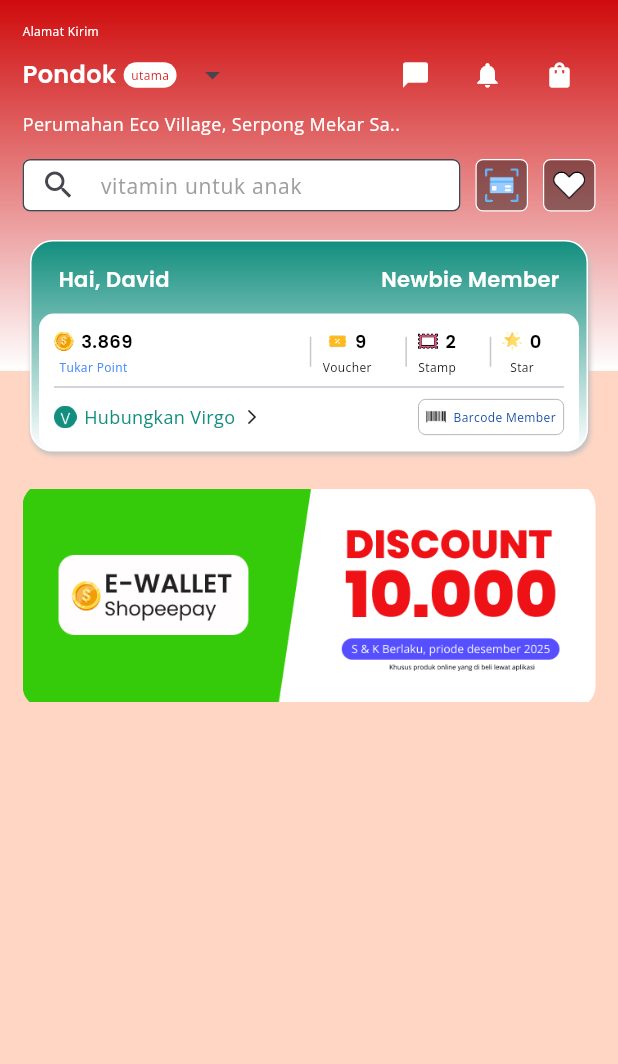
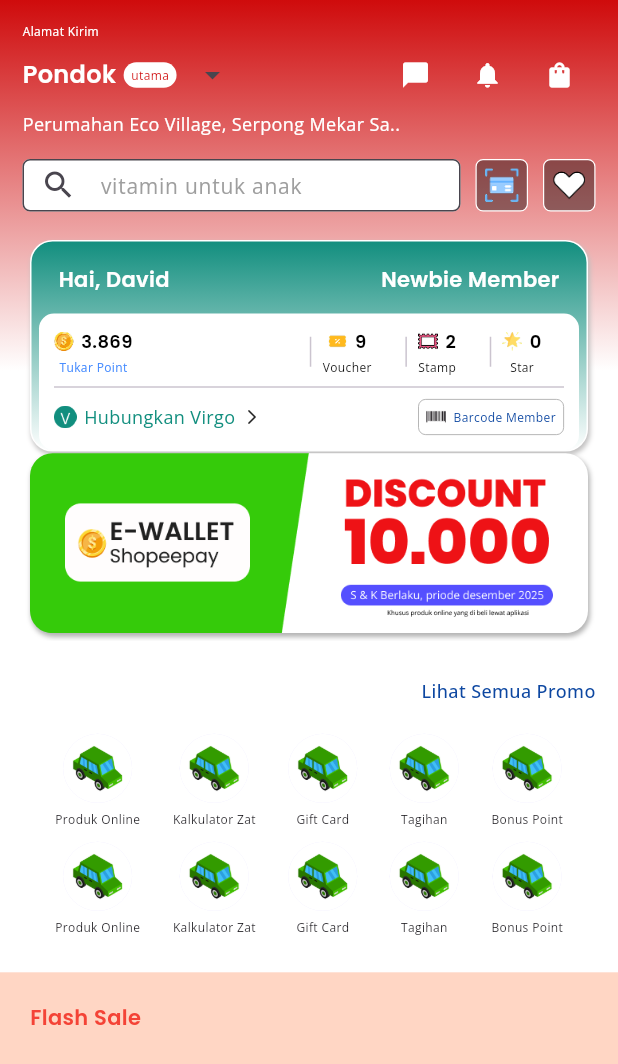
Before and after one commit to ilhamidy/slicing-ui, a Flutter app: the screen it shows after launch, on a phone screen of 412 x 824 dp. Shown: the top 1064 px of the screen. Run offline on Flutter 3.47's test engine with Material 3 defaults, Android fonts, the light colour scheme and no system bars; our stand-ins replace animated_splash_screen, google_fonts, lottie, lucide_icons_flutter.

Commit message:
update code 4/12/2025

```diff
--- a/slicing_ui_05/lib/halaman/homepage.dart
+++ b/slicing_ui_05/lib/halaman/homepage.dart
@@ -1,77 +1,32 @@
 import 'package:flutter/material.dart';
 import 'package:slicing_ui05/decoration/set.dart';
 import 'package:slicing_ui05/komponen/appbar.dart';
+import 'package:slicing_ui05/komponen/flashshale.dart';
+import 'package:slicing_ui05/komponen/iklanbanner.dart';
+import 'package:slicing_ui05/komponen/menuapps.dart';
 
 class Homepage extends StatelessWidget {
   const Homepage({super.key});
 
   @override
   Widget build(BuildContext context) {
-    final List<String> bannerSlide = [
-      "assets/banners/banner-15.png",
-      "assets/banners/banner-16.png",
-      "assets/banners/banner-17.png",
-    ];
-
     return Scaffold(
-      backgroundColor: ClassName.color3,
+      backgroundColor: ClassName.color5,
       body: SafeArea(
         child: SingleChildScrollView(
           child: Column(
             children: [
               //appbar menu
               Appbar(),
-              SizedBox(height: 60),
-              SizedBox(
-                height: 180,
-                child: PageView(
-                  children: [
-                    Container(
-                      margin: EdgeInsets.all(15),
-                      height: double.infinity,
-                      width: double.infinity,
-                      decoration: BoxDecoration(
-                        borderRadius: BorderRadius.circular(15),
-                        image: DecorationImage(
-                          image: AssetImage("assets/banners/banner-15.png"),
-                        ),
-                      ),
-                    ),
-                    Container(
-                      margin: EdgeInsets.all(15),
-                      height: double.infinity,
-                      width: double.infinity,
-                      decoration: BoxDecoration(
-                        borderRadius: BorderRadius.circular(15),
-                        image: DecorationImage(
-                          image: AssetImage("assets/banners/banner-16.png"),
-                        ),
-                      ),
-                    ),
-                    Container(
-                      margin: EdgeInsets.all(15),
-                      height: double.infinity,
-                      width: double.infinity,
-                      decoration: BoxDecoration(
-                        borderRadius: BorderRadius.circular(15),
-                        image: DecorationImage(
-                          image: AssetImage("assets/banners/banner-17.png"),
-                        ),
-                      ),
-                    ),
-                  ],
-                ),
-              ),
-              //dengan builder
-              SizedBox(
-                height: 180,
-                child: PageView.builder(
-                  itemCount: bannerSlide.length,
-                  itemBuilder: (context, index) {
-                    return Container();
-                  },
-                ),
-              ),
+              SizedBox(height: 50),
+              //ini bagian iklan banner
+              Iklanbanner(),
+              SizedBox(height: 10),
+              //ini bagian menu aplikasi
+              Menuapps(),
+              SizedBox(height: 10),
+              //ini bagian flashsale
+              Flashsale(),
             ],
           ),
         ),
--- /dev/null
+++ b/slicing_ui_05/lib/komponen/flashshale.dart
@@ -0,0 +1,30 @@
+import 'package:flutter/material.dart';
+import 'package:google_fonts/google_fonts.dart';
+import 'package:slicing_ui05/decoration/set.dart';
+
+class Flashsale extends StatelessWidget {
+  const Flashsale({super.key});
+
+  @override
+  Widget build(BuildContext context) {
+    return Container(
+      height: 300,
+      width: double.infinity,
+      padding: EdgeInsets.fromLTRB(20, 20, 0, 20),
+      decoration: BoxDecoration(color: ClassName.color3),
+      child: Column(
+        crossAxisAlignment: CrossAxisAlignment.start,
+        children: [
+          Text(
+            "Flash Sale",
+            style: GoogleFonts.poppins(
+              fontSize: 14,
+              fontWeight: FontWeight.w600,
+              color: Colors.red,
+            ),
+          ),
+        ],
+      ),
+    );
+  }
+}
--- /dev/null
+++ b/slicing_ui_05/lib/komponen/iklanbanner.dart
@@ -0,0 +1,86 @@
+import 'package:flutter/material.dart';
+
+class Iklanbanner extends StatelessWidget {
+  const Iklanbanner({super.key});
+
+  @override
+  Widget build(BuildContext context) {
+    final List<String> banner = [
+      "assets/banners/banner-15.png",
+      "assets/banners/banner-16.png",
+      "assets/banners/banner-17.png",
+    ];
+
+    return SizedBox(
+      height: 130,
+      child: PageView.builder(
+        itemCount: banner.length,
+        itemBuilder: (context, index) {
+          return Padding(
+            padding: const EdgeInsets.symmetric(vertical: 5),
+            child: Container(
+              margin: EdgeInsets.symmetric(horizontal: 20),
+              height: double.infinity,
+              width: double.infinity,
+              decoration: BoxDecoration(
+                borderRadius: BorderRadius.circular(15),
+                boxShadow: [
+                  BoxShadow(
+                    color: Colors.grey.withAlpha(200),
+                    blurRadius: 2,
+                    offset: Offset(1, 2),
+                  ),
+                ],
+                image: DecorationImage(
+                  image: AssetImage(banner[index]),
+                  fit: BoxFit.cover,
+                ),
+              ),
+            ),
+          );
+        },
+      ),
+
+      // child: PageView(
+      //   children: [
+      //     Container(
+      //       margin: EdgeInsets.symmetric(horizontal: 25),
+      //       height: double.infinity,
+      //       width: double.infinity,
+      //       decoration: BoxDecoration(
+      //         borderRadius: BorderRadius.circular(15),
+      //         image: DecorationImage(
+      //           image: AssetImage("assets/banners/banner-15.png"),
+      //           fit: BoxFit.cover,
+      //         ),
+      //       ),
+      //     ),
+      //     Container(
+      //       margin: EdgeInsets.symmetric(horizontal: 25),
+      //       height: double.infinity,
+      //       width: double.infinity,
+      //       decoration: BoxDecoration(
+      //         borderRadius: BorderRadius.circular(15),
+      //         image: DecorationImage(
+      //           image: AssetImage("assets/banners/banner-16.png"),
+      //           fit: BoxFit.cover,
+      //         ),
+      //       ),
+      //     ),
+      //     Container(
+      //       margin: EdgeInsets.symmetric(horizontal: 25),
+      //       height: double.infinity,
+      //       width: double.infinity,
+      //       decoration: BoxDecoration(
+      //         borderRadius: BorderRadius.circular(15),
+      //         image: DecorationImage(
+      //           image: AssetImage("assets/banners/banner-17.png"),
+      //           fit: BoxFit.cover,
+      //         ),
+      //       ),
+      //     ),
+      //   ],
+      // ),
+    );
+  }
+}
--- /dev/null
+++ b/slicing_ui_05/lib/komponen/menuapps.dart
@@ -0,0 +1,93 @@
+import 'package:flutter/material.dart';
+import 'package:google_fonts/google_fonts.dart';
+import 'package:slicing_ui05/decoration/set.dart';
+
+class Menuapps extends StatelessWidget {
+  const Menuapps({super.key});
+
+  @override
+  Widget build(BuildContext context) {
+    return Padding(
+      padding: EdgeInsets.all(15),
+      child: Column(
+        crossAxisAlignment: CrossAxisAlignment.end,
+        children: [
+          Text(
+            "Lihat Semua Promo",
+            style: GoogleFonts.openSans(
+              fontSize: 12,
+              fontWeight: FontWeight.w500,
+              color: Colors.blue[900],
+            ),
+          ),
+          //---menu apps
+          SizedBox(height: 20),
+          Row(
+            mainAxisAlignment: MainAxisAlignment.spaceEvenly,
+            children: [
+              Componentmenu(
+                iconapps: "assets/car.jpg",
+                labels: "Produk Online",
+              ),
+              Componentmenu(
+                iconapps: "assets/car.jpg",
+                labels: "Kalkulator Zat",
+              ),
+              Componentmenu(iconapps: "assets/car.jpg", labels: "Gift Card"),
+              Componentmenu(iconapps: "assets/car.jpg", labels: "Tagihan"),
+              Componentmenu(iconapps: "assets/car.jpg", labels: "Bonus Point"),
+            ],
+          ),
+          //baris yang kedua
+          SizedBox(height: 10),
+          Row(
+            mainAxisAlignment: MainAxisAlignment.spaceEvenly,
+            children: [
+              Componentmenu(
+                iconapps: "assets/car.jpg",
+                labels: "Produk Online",
+              ),
+              Componentmenu(
+                iconapps: "assets/car.jpg",
+                labels: "Kalkulator Zat",
+              ),
+              Componentmenu(iconapps: "assets/car.jpg", labels: "Gift Card"),
+              Componentmenu(iconapps: "assets/car.jpg", labels: "Tagihan"),
+              Componentmenu(iconapps: "assets/car.jpg", labels: "Bonus Point"),
+            ],
+          ),
+        ],
+      ),
+    );
+  }
+}
+
+class Componentmenu extends StatelessWidget {
+  final String iconapps;
+  final String labels;
+  const Componentmenu({
+    super.key,
+    required this.iconapps,
+    required this.labels,
+  });
+
+  @override
+  Widget build(BuildContext context) {
+    return Column(
+      children: [
+        Container(
+          height: 46,
+          width: 46,
+          decoration: BoxDecoration(
+            shape: BoxShape.circle,
+            color: ClassName.color4,
+            image: DecorationImage(image: AssetImage(iconapps)),
+          ),
+          // child: Icon(Icons.home_filled),
+        ),
+        SizedBox(height: 5),
+        Text(labels, style: GoogleFonts.openSans(fontSize: 8)),
+      ],
+    );
+  }
+}
```
